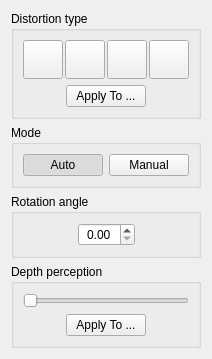
Old version of the form src/core/filters/deskew/ui/DeskewOptionsWidget.ui in the repository ImageProcessing-ElectronicPublications/scantailor-deviant.
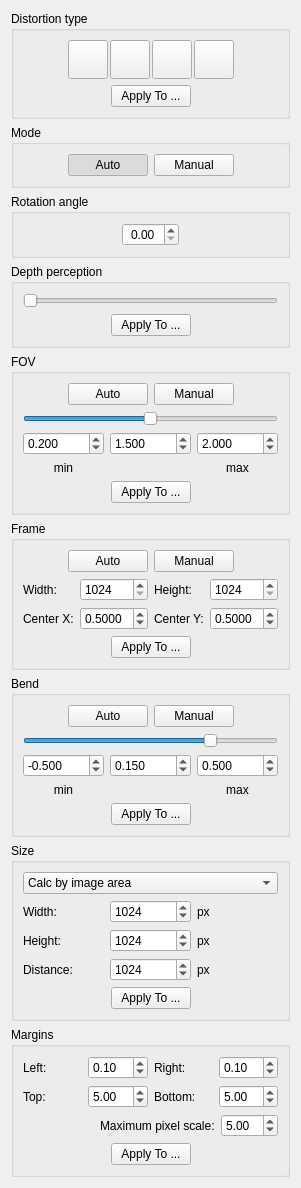
New version of the form. Icons and pictures are not drawn.

Commit message: New deskew options widget layout

The edit to the form file:
```diff
--- a/src/core/filters/deskew/ui/DeskewOptionsWidget.ui
+++ b/src/core/filters/deskew/ui/DeskewOptionsWidget.ui
@@ -6,14 +6,14 @@
    <rect>
     <x>0</x>
     <y>0</y>
-    <width>208</width>
-    <height>342</height>
+    <width>276</width>
+    <height>1147</height>
    </rect>
   </property>
   <property name="windowTitle">
    <string>Form</string>
   </property>
-  <layout class="QVBoxLayout" name="verticalLayout">
+  <layout class="QVBoxLayout" name="verticalLayout_4">
    <item>
     <widget class="QGroupBox" name="distortionTypePanel">
      <property name="title">
@@ -375,6 +375,884 @@
      </layout>
     </widget>
    </item>
+   <item>
+    <widget class="QGroupBox" name="fovPanel">
+     <property name="title">
+      <string>FOV</string>
+     </property>
+     <layout class="QVBoxLayout" name="verticalLayout">
+      <item>
+       <layout class="QHBoxLayout" name="fovAutoManualHorizontalLayout">
+        <item>
+         <spacer name="fovAutoManualLeftHorizontalSpacer">
+          <property name="orientation">
+           <enum>Qt::Horizontal</enum>
+          </property>
+          <property name="sizeHint" stdset="0">
+           <size>
+            <width>1</width>
+            <height>20</height>
+           </size>
+          </property>
+         </spacer>
+        </item>
+        <item>
+         <widget class="QPushButton" name="fovAutoBtn">
+          <property name="text">
+           <string>Auto</string>
+          </property>
+         </widget>
+        </item>
+        <item>
+         <widget class="QPushButton" name="fovManualBtn">
+          <property name="text">
+           <string>Manual</string>
+          </property>
+         </widget>
+        </item>
+        <item>
+         <spacer name="fovAutoManualRghtHorizontalSpacer">
+          <property name="orientation">
+           <enum>Qt::Horizontal</enum>
+          </property>
+          <property name="sizeHint" stdset="0">
+           <size>
+            <width>1</width>
+            <height>20</height>
+           </size>
+          </property>
+         </spacer>
+        </item>
+       </layout>
+      </item>
+      <item>
+       <widget class="QSlider" name="fovSlider">
+        <property name="maximum">
+         <number>999</number>
+        </property>
+        <property name="value">
+         <number>500</number>
+        </property>
+        <property name="orientation">
+         <enum>Qt::Horizontal</enum>
+        </property>
+       </widget>
+      </item>
+      <item>
+       <layout class="QGridLayout" name="fovGridLayout">
+        <item row="0" column="0">
+         <widget class="QDoubleSpinBox" name="fovMinSpinBox">
+          <property name="decimals">
+           <number>3</number>
+          </property>
+          <property name="singleStep">
+           <double>0.010000000000000</double>
+          </property>
+          <property name="value">
+           <double>0.200000000000000</double>
+          </property>
+         </widget>
+        </item>
+        <item row="0" column="1">
+         <widget class="QDoubleSpinBox" name="fovSpinBox">
+          <property name="decimals">
+           <number>3</number>
+          </property>
+          <property name="singleStep">
+           <double>0.010000000000000</double>
+          </property>
+          <property name="value">
+           <double>1.500000000000000</double>
+          </property>
+         </widget>
+        </item>
+        <item row="0" column="2">
+         <widget class="QDoubleSpinBox" name="fovMaxSpinBox">
+          <property name="decimals">
+           <number>3</number>
+          </property>
+          <property name="singleStep">
+           <double>0.010000000000000</double>
+          </property>
+          <property name="value">
+           <double>2.000000000000000</double>
+          </property>
+         </widget>
+        </item>
+        <item row="1" column="0">
+         <widget class="QLabel" name="fovMinLabel">
+          <property name="text">
+           <string>min</string>
+          </property>
+          <property name="alignment">
+           <set>Qt::AlignCenter</set>
+          </property>
+         </widget>
+        </item>
+        <item row="1" column="2">
+         <widget class="QLabel" name="fovMaxLabel">
+          <property name="text">
+           <string>max</string>
+          </property>
+          <property name="alignment">
+           <set>Qt::AlignCenter</set>
+          </property>
+         </widget>
+        </item>
+       </layout>
+      </item>
+      <item>
+       <layout class="QHBoxLayout" name="fovApplyHorizontalLayout">
+        <item>
+         <spacer name="fovApplyHorizontalSpacerLeft">
+          <property name="orientation">
+           <enum>Qt::Horizontal</enum>
+          </property>
+          <property name="sizeHint" stdset="0">
+           <size>
+            <width>10</width>
+            <height>20</height>
+           </size>
+          </property>
+         </spacer>
+        </item>
+        <item>
+         <widget class="QPushButton" name="fovApplyBtn">
+          <property name="text">
+           <string>Apply To ...</string>
+          </property>
+         </widget>
+        </item>
+        <item>
+         <spacer name="fovApplyHorizontalSpacerRight">
+          <property name="orientation">
+           <enum>Qt::Horizontal</enum>
+          </property>
+          <property name="sizeHint" stdset="0">
+           <size>
+            <width>10</width>
+            <height>20</height>
+           </size>
+          </property>
+         </spacer>
+        </item>
+       </layout>
+      </item>
+     </layout>
+    </widget>
+   </item>
+   <item>
+    <widget class="QGroupBox" name="framePanel">
+     <property name="title">
+      <string>Frame</string>
+     </property>
+     <layout class="QVBoxLayout" name="verticalLayout_9">
+      <item>
+       <layout class="QHBoxLayout" name="frameAutoManualHorizontalLayout">
+        <item>
+         <spacer name="frameAutoManualLeftHorizontalSpacer">
+          <property name="orientation">
+           <enum>Qt::Horizontal</enum>
+          </property>
+          <property name="sizeHint" stdset="0">
+           <size>
+            <width>1</width>
+            <height>20</height>
+           </size>
+          </property>
+         </spacer>
+        </item>
+        <item>
+         <widget class="QPushButton" name="frameAutoBtn">
+          <property name="text">
+           <string>Auto</string>
+          </property>
+         </widget>
+        </item>
+        <item>
+         <widget class="QPushButton" name="frameManualBtn">
+          <property name="text">
+           <string>Manual</string>
+          </property>
+         </widget>
+        </item>
+        <item>
+         <spacer name="frameAutoManualRghtHorizontalSpacer">
+          <property name="orientation">
+           <enum>Qt::Horizontal</enum>
+          </property>
+          <property name="sizeHint" stdset="0">
+           <size>
+            <width>1</width>
+            <height>20</height>
+           </size>
+          </property>
+         </spacer>
+        </item>
+       </layout>
+      </item>
+      <item>
+       <layout class="QGridLayout" name="frameGridLayout">
+        <item row="0" column="0">
+         <widget class="QLabel" name="frameWidthLabel">
+          <property name="text">
+           <string>Width:</string>
+          </property>
+         </widget>
+        </item>
+        <item row="0" column="1">
+         <widget class="QDoubleSpinBox" name="frameWidthSpinBox">
+          <property name="decimals">
+           <number>0</number>
+          </property>
+          <property name="minimum">
+           <double>1024.000000000000000</double>
+          </property>
+          <property name="maximum">
+           <double>2048.000000000000000</double>
+          </property>
+          <property name="singleStep">
+           <double>1.000000000000000</double>
+          </property>
+          <property name="value">
+           <double>1024.000000000000000</double>
+          </property>
+         </widget>
+        </item>
+        <item row="0" column="2">
+         <widget class="QLabel" name="frameHeightLabel">
+          <property name="text">
+           <string>Height:</string>
+          </property>
+         </widget>
+        </item>
+        <item row="0" column="3">
+         <widget class="QDoubleSpinBox" name="frameHeightSpinBox">
+          <property name="decimals">
+           <number>0</number>
+          </property>
+          <property name="minimum">
+           <double>1024.000000000000000</double>
+          </property>
+          <property name="maximum">
+           <double>2048.000000000000000</double>
+          </property>
+          <property name="singleStep">
+           <double>1.000000000000000</double>
+          </property>
+          <property name="value">
+           <double>1024.000000000000000</double>
+          </property>
+         </widget>
+        </item>
+        <item row="1" column="0">
+         <widget class="QLabel" name="frameCenterXLabel">
+          <property name="text">
+           <string>Center X:</string>
+          </property>
+         </widget>
+        </item>
+        <item row="1" column="1">
+         <widget class="QDoubleSpinBox" name="frameCenterXSpinBox">
+          <property name="decimals">
+           <number>4</number>
+          </property>
+          <property name="minimum">
+           <double>-2.000000000000000</double>
+          </property>
+          <property name="maximum">
+           <double>2.000000000000000</double>
+          </property>
+          <property name="singleStep">
+           <double>0.010000000000000</double>
+          </property>
+          <property name="value">
+           <double>0.500000000000000</double>
+          </property>
+         </widget>
+        </item>
+        <item row="1" column="2">
+         <widget class="QLabel" name="frameCenterYLabel">
+          <property name="text">
+           <string>Center Y:</string>
+          </property>
+         </widget>
+        </item>
+        <item row="1" column="3">
+         <widget class="QDoubleSpinBox" name="frameCenterYSpinBox">
+          <property name="decimals">
+           <number>4</number>
+          </property>
+          <property name="minimum">
+           <double>-2.000000000000000</double>
+          </property>
+          <property name="maximum">
+           <double>2.000000000000000</double>
+          </property>
+          <property name="singleStep">
+           <double>0.010000000000000</double>
+          </property>
+          <property name="value">
+           <double>0.500000000000000</double>
+          </property>
+         </widget>
+        </item>
+       </layout>
+      </item>
+      <item>
+       <layout class="QHBoxLayout" name="frameApplyHorizontalLayout">
+        <item>
+         <spacer name="frameApplyHorizontalSpacerLeft">
+          <property name="orientation">
+           <enum>Qt::Horizontal</enum>
+          </property>
+          <property name="sizeHint" stdset="0">
+           <size>
+            <width>10</width>
+            <height>20</height>
+           </size>
+          </property>
+         </spacer>
+        </item>
+        <item>
+         <widget class="QPushButton" name="frameApplyBtn">
+          <property name="text">
+           <string>Apply To ...</string>
+          </property>
+         </widget>
+        </item>
+        <item>
+         <spacer name="frameApplyHorizontalSpacerRight">
+          <property name="orientation">
+           <enum>Qt::Horizontal</enum>
+          </property>
+          <property name="sizeHint" stdset="0">
+           <size>
+            <width>10</width>
+            <height>20</height>
+           </size>
+          </property>
+         </spacer>
+        </item>
+       </layout>
+      </item>
+     </layout>
+    </widget>
+   </item>
+   <item>
+    <widget class="QGroupBox" name="bendPanel">
+     <property name="title">
+      <string>Bend</string>
+     </property>
+     <layout class="QVBoxLayout" name="verticalLayout_5">
+      <item>
+       <layout class="QHBoxLayout" name="bendAutoManualHorizontalLayout">
+        <item>
+         <spacer name="bendAutoManualLeftHorizontalSpacer">
+          <property name="orientation">
+           <enum>Qt::Horizontal</enum>
+          </property>
+          <property name="sizeHint" stdset="0">
+           <size>
+            <width>1</width>
+            <height>20</height>
+           </size>
+          </property>
+         </spacer>
+        </item>
+        <item>
+         <widget class="QPushButton" name="bendAutoBtn">
+          <property name="text">
+           <string>Auto</string>
+          </property>
+         </widget>
+        </item>
+        <item>
+         <widget class="QPushButton" name="bendManualBtn">
+          <property name="text">
+           <string>Manual</string>
+          </property>
+         </widget>
+        </item>
+        <item>
+         <spacer name="bendAutoManualRghtHorizontalSpacer">
+          <property name="orientation">
+           <enum>Qt::Horizontal</enum>
+          </property>
+          <property name="sizeHint" stdset="0">
+           <size>
+            <width>1</width>
+            <height>20</height>
+           </size>
+          </property>
+         </spacer>
+        </item>
+       </layout>
+      </item>
+      <item>
+       <widget class="QSlider" name="bendHorizontalSlider">
+        <property name="maximum">
+         <number>999</number>
+        </property>
+        <property name="value">
+         <number>750</number>
+        </property>
+        <property name="sliderPosition">
+         <number>750</number>
+        </property>
+        <property name="orientation">
+         <enum>Qt::Horizontal</enum>
+        </property>
+       </widget>
+      </item>
+      <item>
+       <layout class="QGridLayout" name="bendMinMaxGridLayout">
+        <item row="0" column="0">
+         <widget class="QDoubleSpinBox" name="bendMinSpinBox">
+          <property name="decimals">
+           <number>3</number>
+          </property>
+          <property name="minimum">
+           <double>-1.000000000000000</double>
+          </property>
+          <property name="maximum">
+           <double>1.000000000000000</double>
+          </property>
+          <property name="singleStep">
+           <double>0.010000000000000</double>
+          </property>
+          <property name="value">
+           <double>-0.500000000000000</double>
+          </property>
+         </widget>
+        </item>
+        <item row="0" column="1">
+         <widget class="QDoubleSpinBox" name="bendSpinBox">
+          <property name="decimals">
+           <number>3</number>
+          </property>
+          <property name="singleStep">
+           <double>0.010000000000000</double>
+          </property>
+          <property name="value">
+           <double>0.150000000000000</double>
+          </property>
+         </widget>
+        </item>
+        <item row="0" column="2">
+         <widget class="QDoubleSpinBox" name="bendMaxSpinBox">
+          <property name="decimals">
+           <number>3</number>
+          </property>
+          <property name="minimum">
+           <double>-1.000000000000000</double>
+          </property>
+          <property name="maximum">
+           <double>1.000000000000000</double>
+          </property>
+          <property name="singleStep">
+           <double>0.010000000000000</double>
+          </property>
+          <property name="value">
+           <double>0.500000000000000</double>
+          </property>
+         </widget>
+        </item>
+        <item row="1" column="0">
+         <widget class="QLabel" name="bendMinLabel">
+          <property name="text">
+           <string>min</string>
+          </property>
+          <property name="alignment">
+           <set>Qt::AlignCenter</set>
+          </property>
+         </widget>
+        </item>
+        <item row="1" column="2">
+         <widget class="QLabel" name="bendMaxLabel">
+          <property name="text">
+           <string>max</string>
+          </property>
+          <property name="alignment">
+           <set>Qt::AlignCenter</set>
+          </property>
+         </widget>
+        </item>
+       </layout>
+      </item>
+      <item>
+       <layout class="QHBoxLayout" name="bendApplyHorizontalLayout">
+        <item>
+         <spacer name="bendApplyHorizontalSpacerLeft">
+          <property name="orientation">
+           <enum>Qt::Horizontal</enum>
+          </property>
+          <property name="sizeHint" stdset="0">
+           <size>
+            <width>10</width>
+            <height>20</height>
+           </size>
+          </property>
+         </spacer>
+        </item>
+        <item>
+         <widget class="QPushButton" name="bendApplyBtn">
+          <property name="text">
+           <string>Apply To ...</string>
+          </property>
+         </widget>
+        </item>
+        <item>
+         <spacer name="bendApplyHorizontalSpacerRight">
+          <property name="orientation">
+           <enum>Qt::Horizontal</enum>
+          </property>
+          <property name="sizeHint" stdset="0">
+           <size>
+            <width>10</width>
+            <height>20</height>
+           </size>
+          </property>
+         </spacer>
+        </item>
+       </layout>
+      </item>
+     </layout>
+    </widget>
+   </item>
+   <item>
+    <widget class="QGroupBox" name="sizePanel">
+     <property name="title">
+      <string>Size</string>
+     </property>
+     <layout class="QVBoxLayout" name="verticalLayout_7">
+      <item>
+       <widget class="QComboBox" name="sizeModeComboBox">
+        <item>
+         <property name="text">
+          <string>Calc by image area</string>
+         </property>
+        </item>
+        <item>
+         <property name="text">
+          <string>Fit to width</string>
+         </property>
+        </item>
+        <item>
+         <property name="text">
+          <string>Fit to height</string>
+         </property>
+        </item>
+        <item>
+         <property name="text">
+          <string>Stretch to</string>
+         </property>
+        </item>
+        <item>
+         <property name="text">
+          <string>Calc by camera distance</string>
+         </property>
+        </item>
+       </widget>
+      </item>
+      <item>
+       <layout class="QGridLayout" name="sizeGridLayout">
+        <item row="0" column="0">
+         <widget class="QLabel" name="widthLabel">
+          <property name="text">
+           <string>Width:</string>
+          </property>
+         </widget>
+        </item>
+        <item row="0" column="1">
+         <widget class="QDoubleSpinBox" name="widthSpinBox">
+          <property name="decimals">
+           <number>0</number>
+          </property>
+          <property name="minimum">
+           <double>1.000000000000000</double>
+          </property>
+          <property name="maximum">
+           <double>2048.000000000000000</double>
+          </property>
+          <property name="value">
+           <double>1024.000000000000000</double>
+          </property>
+         </widget>
+        </item>
+        <item row="0" column="2">
+         <widget class="QLabel" name="widthUnitsLabel">
+          <property name="text">
+           <string>px</string>
+          </property>
+         </widget>
+        </item>
+        <item row="1" column="0">
+         <widget class="QLabel" name="heightLabel">
+          <property name="text">
+           <string>Height:</string>
+          </property>
+         </widget>
+        </item>
+        <item row="1" column="1">
+         <widget class="QDoubleSpinBox" name="heightSpinBox">
+          <property name="decimals">
+           <number>0</number>
+          </property>
+          <property name="maximum">
+           <double>2048.000000000000000</double>
+          </property>
+          <property name="value">
+           <double>1024.000000000000000</double>
+          </property>
+         </widget>
+        </item>
+        <item row="1" column="2">
+         <widget class="QLabel" name="heightUnitsLabel">
+          <property name="text">
+           <string>px</string>
+          </property>
+         </widget>
+        </item>
+        <item row="2" column="0">
+         <widget class="QLabel" name="distanceLabel">
+          <property name="text">
+           <string>Distance:</string>
+          </property>
+         </widget>
+        </item>
+        <item row="2" column="1">
+         <widget class="QDoubleSpinBox" name="distanceSpinBox">
+          <property name="decimals">
+           <number>0</number>
+          </property>
+          <property name="maximum">
+           <double>2048.000000000000000</double>
+          </property>
+          <property name="value">
+           <double>1024.000000000000000</double>
+          </property>
+         </widget>
+        </item>
+        <item row="2" column="2">
+         <widget class="QLabel" name="distanceUnitsLabel">
+          <property name="text">
+           <string>px</string>
+          </property>
+         </widget>
+        </item>
+       </layout>
+      </item>
+      <item>
+       <layout class="QHBoxLayout" name="sizeApplyHorizontalLayout">
+        <item>
+         <spacer name="sizeApplyHorizontalSpacerLeft">
+          <property name="orientation">
+           <enum>Qt::Horizontal</enum>
+          </property>
+          <property name="sizeHint" stdset="0">
+           <size>
+            <width>10</width>
+            <height>20</height>
+           </size>
+          </property>
+         </spacer>
+        </item>
+        <item>
+         <widget class="QPushButton" name="sizeApplyBtn">
+          <property name="text">
+           <string>Apply To ...</string>
+          </property>
+         </widget>
+        </item>
+        <item>
+         <spacer name="sizeApplyHorizontalSpacerRight">
+          <property name="orientation">
+           <enum>Qt::Horizontal</enum>
+          </property>
+          <property name="sizeHint" stdset="0">
+           <size>
+            <width>10</width>
+            <height>20</height>
+           </size>
+          </property>
+         </spacer>
+        </item>
+       </layout>
+      </item>
+     </layout>
+    </widget>
+   </item>
+   <item>
+    <widget class="QGroupBox" name="marginsPanel">
+     <property name="title">
+      <string>Margins</string>
+     </property>
+     <layout class="QVBoxLayout" name="verticalLayout_8">
+      <item>
+       <layout class="QGridLayout" name="marginsGridLayout">
+        <item row="0" column="0">
+         <widget class="QLabel" name="marginsLeftLabel">
+          <property name="text">
+           <string>Left:</string>
+          </property>
+         </widget>
+        </item>
+        <item row="0" column="1">
+         <widget class="QDoubleSpinBox" name="marginsLeftSpinBox">
+          <property name="maximum">
+           <double>1.000000000000000</double>
+          </property>
+          <property name="singleStep">
+           <double>0.010000000000000</double>
+          </property>
+          <property name="value">
+           <double>0.100000000000000</double>
+          </property>
+         </widget>
+        </item>
+        <item row="0" column="2">
+         <widget class="QLabel" name="marginsRightLabel">
+          <property name="text">
+           <string>Right:</string>
+          </property>
+         </widget>
+        </item>
+        <item row="0" column="3">
+         <widget class="QDoubleSpinBox" name="marginsRightSpinBox">
+          <property name="maximum">
+           <double>1.000000000000000</double>
+          </property>
+          <property name="singleStep">
+           <double>0.010000000000000</double>
+          </property>
+          <property name="value">
+           <double>0.100000000000000</double>
+          </property>
+         </widget>
+        </item>
+        <item row="1" column="0">
+         <widget class="QLabel" name="marginsTopLabel">
+          <property name="text">
+           <string>Top:</string>
+          </property>
+         </widget>
+        </item>
+        <item row="1" column="1">
+         <widget class="QDoubleSpinBox" name="marginsTopSpinBox">
+          <property name="maximum">
+           <double>10.000000000000000</double>
+          </property>
+          <property name="singleStep">
+           <double>0.050000000000000</double>
+          </property>
+          <property name="value">
+           <double>5.000000000000000</double>
+          </property>
+         </widget>
+        </item>
+        <item row="1" column="2">
+         <widget class="QLabel" name="marginsBottomLabel">
+          <property name="text">
+           <string>Bottom:</string>
+          </property>
+         </widget>
+        </item>
+        <item row="1" column="3">
+         <widget class="QDoubleSpinBox" name="marginsBottomSpinBox">
+          <property name="maximum">
+           <double>10.000000000000000</double>
+          </property>
+          <property name="singleStep">
+           <double>0.050000000000000</double>
+          </property>
+          <property name="value">
+           <double>5.000000000000000</double>
+          </property>
+         </widget>
+        </item>
+       </layout>
+      </item>
+      <item>
+       <layout class="QHBoxLayout" name="marginsMaxPixelScaleHorizontalLayout">
+        <item>
+         <spacer name="marginsPixelScaleHorizontalSpacer">
+          <property name="orientation">
+           <enum>Qt::Horizontal</enum>
+          </property>
+          <property name="sizeHint" stdset="0">
+           <size>
+            <width>2</width>
+            <height>20</height>
+           </size>
+          </property>
+         </spacer>
+        </item>
+        <item>
+         <widget class="QLabel" name="marginsPixelScaleLabel">
+          <property name="text">
+           <string>Maximum pixel scale:</string>
+          </property>
+         </widget>
+        </item>
+        <item>
+         <widget class="QDoubleSpinBox" name="marginsPixelScaleSpinBox">
+          <property name="minimum">
+           <double>1.000000000000000</double>
+          </property>
+          <property name="maximum">
+           <double>10.000000000000000</double>
+          </property>
+          <property name="singleStep">
+           <double>0.050000000000000</double>
+          </property>
+          <property name="value">
+           <double>5.000000000000000</double>
+          </property>
+         </widget>
+        </item>
+       </layout>
+      </item>
+      <item>
+       <layout class="QHBoxLayout" name="marginsApplyHorizontalLayout">
+        <item>
+         <spacer name="marginsApplyHorizontalSpacerLeft">
+          <property name="orientation">
+           <enum>Qt::Horizontal</enum>
+          </property>
+          <property name="sizeHint" stdset="0">
+           <size>
+            <width>10</width>
+            <height>20</height>
+           </size>
+          </property>
+         </spacer>
+        </item>
+        <item>
+         <widget class="QPushButton" name="marginsApplyBtn">
+          <property name="text">
+           <string>Apply To ...</string>
+          </property>
+         </widget>
+        </item>
+        <item>
+         <spacer name="marginsApplyHorizontalSpacerRight">
+          <property name="orientation">
+           <enum>Qt::Horizontal</enum>
+          </property>
+          <property name="sizeHint" stdset="0">
+           <size>
+            <width>10</width>
+            <height>20</height>
+           </size>
+          </property>
+         </spacer>
+        </item>
+       </layout>
+      </item>
+     </layout>
+    </widget>
+   </item>
    <item>
     <spacer name="verticalSpacer">
      <property name="orientation">
```
Left out of the diff: 18 changed lines with no effect on the pictures. The commit also changes 3 other files.
